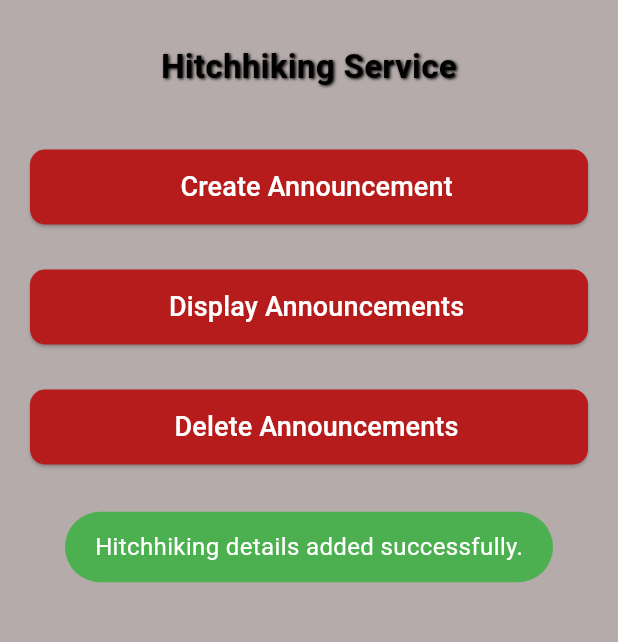
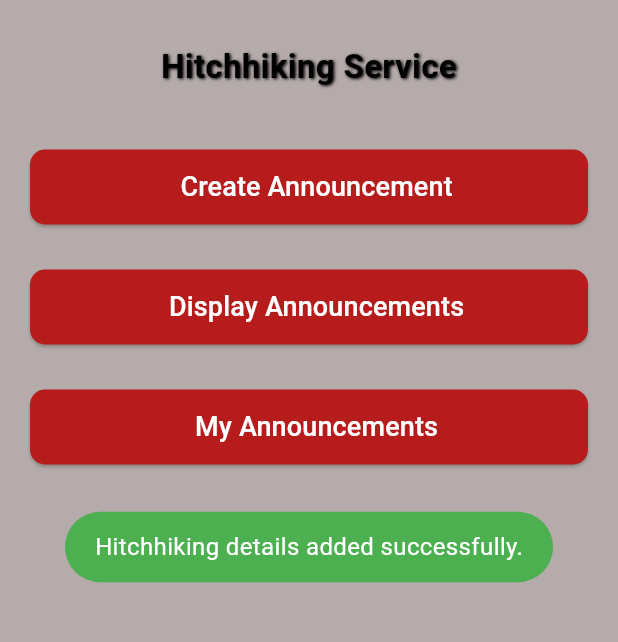
Before and after one commit to OnurAltugg/iztechlife, a Flutter app: the CreateAnnouncement screen opened directly, scrolled down 171 dp, after a tap on "SUBMIT", on a phone screen of 412 x 824 dp, the part 71-713 px from its top. Run offline on Flutter 3.47's test engine with Material 3 defaults, Android fonts, the phone set to English and light mode, and no system bars; our stand-ins replace cloud_firestore, datetime_picker_formfield_new, firebase_auth, firebase_core, fluttertoast, random_string; missing offline and left inert: image_field; accounts and stored records are empty.

Commit message:
add display annoucements page for hitchhiking service

```diff
--- a/lib/pages/hitchhiking_pages/create_announcement.dart
+++ b/lib/pages/hitchhiking_pages/create_announcement.dart
@@ -81,15 +81,15 @@ class _CreateAnnouncementState extends State<CreateAnnouncement> {
                   onPressed: () async {
                     String Id = randomAlphaNumeric(10);
                     Map<String ,dynamic> hitchhikingInfoMap = {
-                      "Name": nameController.text,
-                      "Description": descriptionController.text,
-                      "Car Info": carInfoController.text,
-                      "Departure Location": departureLocationController.text,
-                      "Destination Location": destinationLocationController.text,
-                      "Date": dateController.text,
-                      "Time": timeController.text,
-                      "Quota": quotaController.text,
-                      "Id": Id,
+                      "name": nameController.text,
+                      "description": descriptionController.text,
+                      "car_info": carInfoController.text,
+                      "departure": departureLocationController.text,
+                      "destination": destinationLocationController.text,
+                      "date": dateController.text,
+                      "time": timeController.text,
+                      "quota": quotaController.text,
+                      "id": Id,
                     };
                     await DatabaseMethods().addHitchhikingDetails(hitchhikingInfoMap, Id).then((value){
                       Fluttertoast.showToast(
--- a/lib/pages/hitchhiking_pages/hitchhiking_features.dart
+++ b/lib/pages/hitchhiking_pages/hitchhiking_features.dart
@@ -1,5 +1,6 @@
 import 'package:flutter/material.dart';
 import 'package:iztechlife/pages/hitchhiking_pages/create_announcement.dart';
+import 'package:iztechlife/pages/hitchhiking_pages/display_announcements.dart';
 
 
 class HitchhikingFeatures extends StatefulWidget {
@@ -43,11 +44,11 @@ class _HitchhikingFeaturesState extends State<HitchhikingFeatures> {
           children: [
             const Text(
               "Hitchhiking Service",
-              textAlign: TextAlign.center, // Center the text
+              textAlign: TextAlign.center,
               style: TextStyle(
-                fontSize: 22.0, // Increase font size
+                fontSize: 22.0,
                 fontWeight: FontWeight.bold,
-                color: Colors.black, // Change text color
+                color: Colors.black,
                 shadows: [
                   Shadow(
                     blurRadius: 2,
@@ -67,7 +68,7 @@ class _HitchhikingFeaturesState extends State<HitchhikingFeatures> {
               style: ElevatedButton.styleFrom(
                 backgroundColor: const Color(0xFFB71C1C),
                 shape: RoundedRectangleBorder(
-                  borderRadius: BorderRadius.circular(10), // Add rounded corners
+                  borderRadius: BorderRadius.circular(10),
                 ),
               ),
               child: const Padding(
@@ -75,7 +76,7 @@ class _HitchhikingFeaturesState extends State<HitchhikingFeatures> {
                 child: Row(
                   mainAxisAlignment: MainAxisAlignment.center,
                   children: [
-                    SizedBox(width: 10), // Add some space between icon and text
+                    SizedBox(width: 10),
                     Text(
                       'Create Announcement',
                       style: TextStyle(fontSize: 18, color: Colors.white),
@@ -87,12 +88,15 @@ class _HitchhikingFeaturesState extends State<HitchhikingFeatures> {
             const SizedBox(height: 30.0),
             ElevatedButton(
               onPressed: () {
-                // Oluşturma işlemleri için buraya yönlendirme yapabilirsiniz.
+                Navigator.push(
+                  context,
+                  MaterialPageRoute(builder: (context) => const DisplayAnnouncements(),
+                ));
               },
               style: ElevatedButton.styleFrom(
                 backgroundColor: const Color(0xFFB71C1C),
                 shape: RoundedRectangleBorder(
-                  borderRadius: BorderRadius.circular(10), // Add rounded corners
+                  borderRadius: BorderRadius.circular(10),
                 ),
               ),
               child: const Padding(
@@ -100,7 +104,7 @@ class _HitchhikingFeaturesState extends State<HitchhikingFeatures> {
                 child: Row(
                   mainAxisAlignment: MainAxisAlignment.center,
                   children: [
-                    SizedBox(width: 10), // Add some space between icon and text
+                    SizedBox(width: 10),
                     Text(
                       'Display Announcements',
                       style: TextStyle(fontSize: 18, color: Colors.white),
@@ -112,12 +116,12 @@ class _HitchhikingFeaturesState extends State<HitchhikingFeatures> {
             const SizedBox(height: 30.0),
             ElevatedButton(
               onPressed: () {
-                // Oluşturma işlemleri için buraya yönlendirme yapabilirsiniz.
+
               },
               style: ElevatedButton.styleFrom(
                 backgroundColor: const Color(0xFFB71C1C),
                 shape: RoundedRectangleBorder(
-                  borderRadius: BorderRadius.circular(10), // Add rounded corners
+                  borderRadius: BorderRadius.circular(10),
                 ),
               ),
               child: const Padding(
@@ -125,9 +129,9 @@ class _HitchhikingFeaturesState extends State<HitchhikingFeatures> {
                 child: Row(
                   mainAxisAlignment: MainAxisAlignment.center,
                   children: [
-                    SizedBox(width: 10), // Add some space between icon and text
+                    SizedBox(width: 10),
                     Text(
-                      'Delete Announcements',
+                      'My Announcements',
                       style: TextStyle(fontSize: 18, color: Colors.white),
                     ),
                   ],
--- a/lib/service/database.dart
+++ b/lib/service/database.dart
@@ -3,28 +3,28 @@ import 'package:cloud_firestore/cloud_firestore.dart';
 class DatabaseMethods{
   Future addHitchhikingDetails(Map<String, dynamic> hitchhikingInfoMap, String id)async{
     return await FirebaseFirestore.instance
-        .collection("Hitchhiking")
+        .collection("hitchhiking")
         .doc(id)
         .set(hitchhikingInfoMap);
   }
 
   Future addFindHouseDetails(Map<String, dynamic> findHouseInfoMap, String id)async{
     return await FirebaseFirestore.instance
-        .collection("FindHouse")
+        .collection("findHouse")
         .doc(id)
         .set(findHouseInfoMap);
   }
 
   Future addLostPropertyDetails(Map<String, dynamic> lostPropertyMap, String id)async{
     return await FirebaseFirestore.instance
-        .collection("LostProperty")
+        .collection("lostProperty")
         .doc(id)
         .set(lostPropertyMap);
   }
 
   Future addSocialisationDetails(Map<String, dynamic> socialisationMap, String id)async{
     return await FirebaseFirestore.instance
-        .collection("Socialisation")
+        .collection("socialisation")
         .doc(id)
         .set(socialisationMap);
   }
```
Also changed, not shown: lib/pages/hitchhiking_pages/display_announcements.dart (added, +81 -0 lines), lib/pages/hitchhiking_pages/single_display_announcement.dart (added, +100 -0 lines), lib/service/hitchhiking_get_data/get_data.dart (added, +52 -0 lines).
